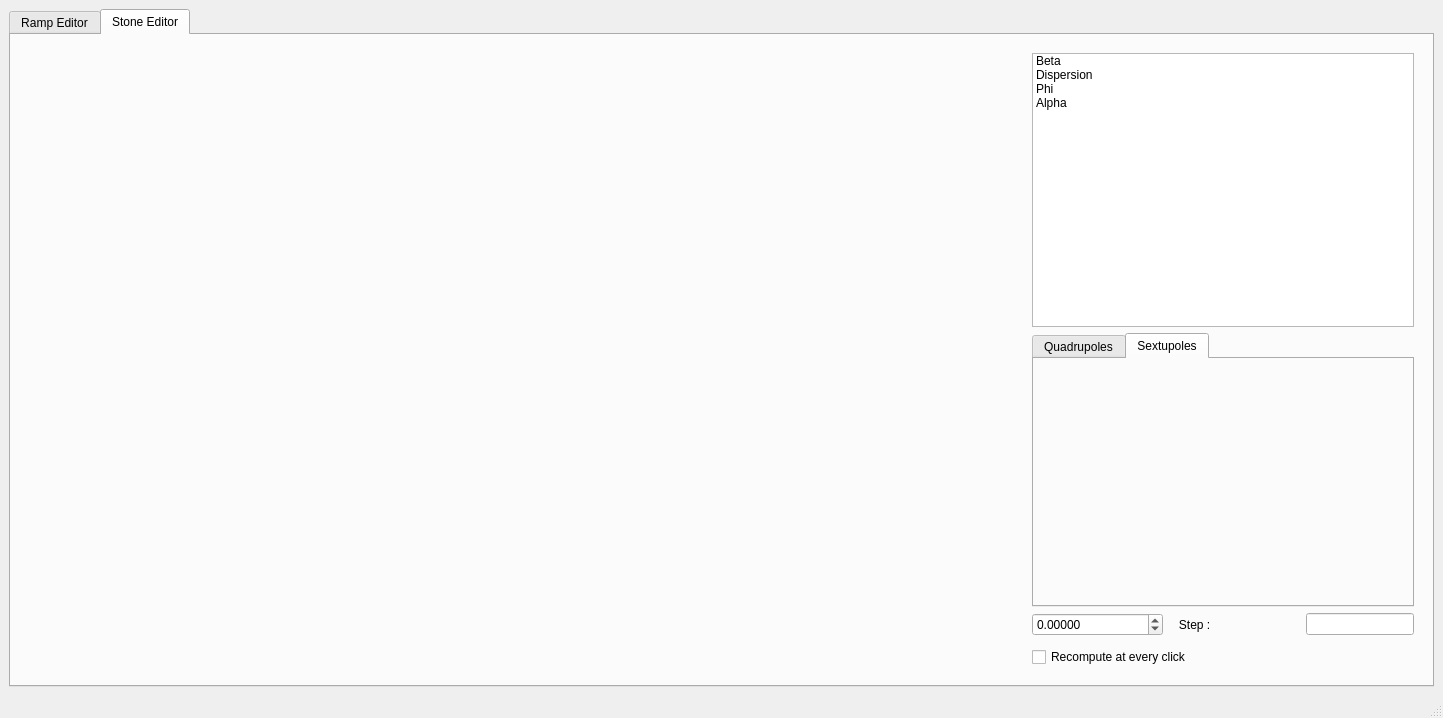
Qt form RampEditor.ui (ydutheil/COSYRampEditor) before a commit.
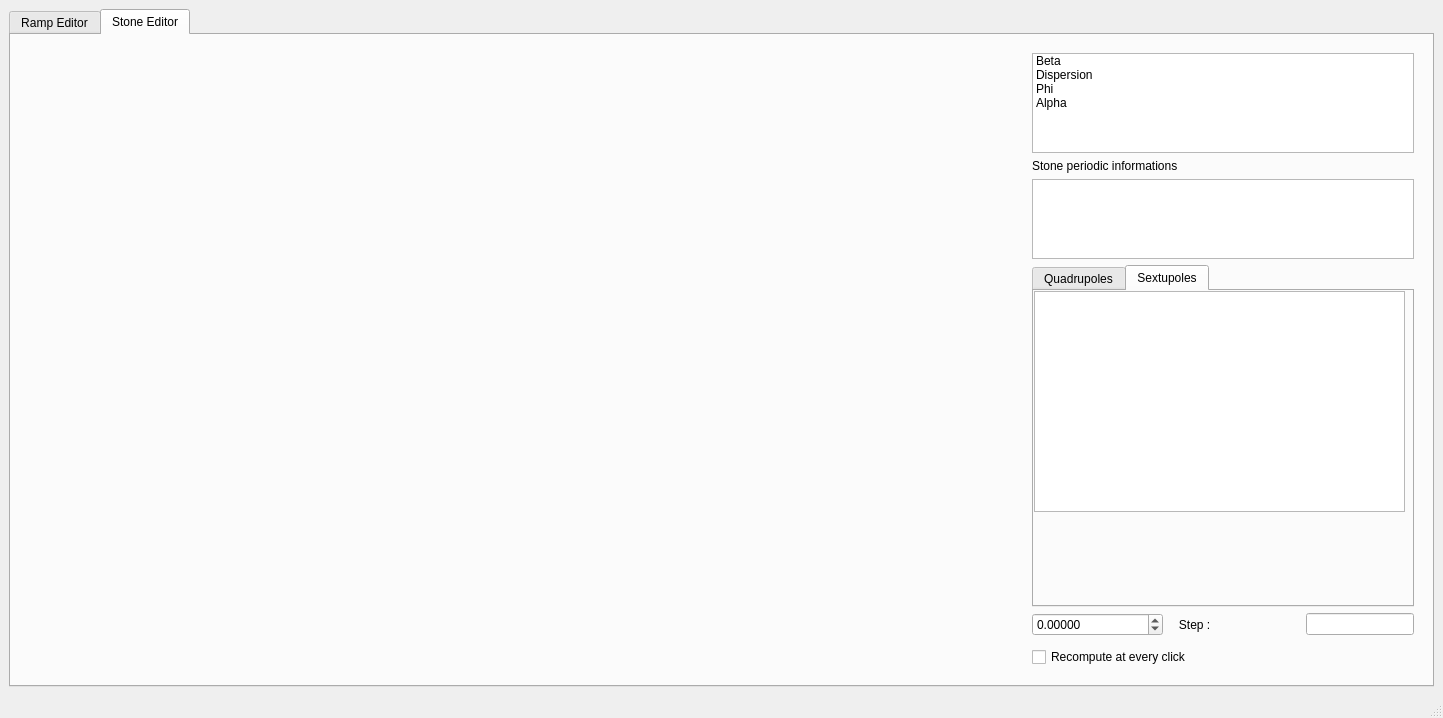
The same form after that commit. The open tabs and pages were chosen to show the change.

Commit message: stone manipulator done

```diff
--- a/RampEditor.ui
+++ b/RampEditor.ui
@@ -173,6 +173,24 @@
           <layout class="QVBoxLayout" name="verticalLayout_2">
            <item>
             <widget class="QListWidget" name="Qlist_PlotSelectorStone">
+             <property name="sizePolicy">
+              <sizepolicy hsizetype="Expanding" vsizetype="Expanding">
+               <horstretch>0</horstretch>
+               <verstretch>0</verstretch>
+              </sizepolicy>
+             </property>
+             <property name="maximumSize">
+              <size>
+               <width>16777215</width>
+               <height>100</height>
+              </size>
+             </property>
+             <property name="baseSize">
+              <size>
+               <width>0</width>
+               <height>0</height>
+              </size>
+             </property>
              <item>
               <property name="text">
                <string>Beta</string>
@@ -195,8 +213,31 @@
              </item>
             </widget>
            </item>
+           <item>
+            <widget class="QLabel" name="label_5">
+             <property name="text">
+              <string>Stone periodic informations</string>
+             </property>
+            </widget>
+           </item>
+           <item>
+            <widget class="QTextEdit" name="textEdit">
+             <property name="maximumSize">
+              <size>
+               <width>16777215</width>
+               <height>80</height>
+              </size>
+             </property>
+            </widget>
+           </item>
            <item>
             <widget class="QTabWidget" name="tabWidget_2">
+             <property name="sizePolicy">
+              <sizepolicy hsizetype="Expanding" vsizetype="Expanding">
+               <horstretch>0</horstretch>
+               <verstretch>1</verstretch>
+              </sizepolicy>
+             </property>
              <property name="currentIndex">
               <number>1</number>
              </property>
@@ -219,6 +260,16 @@
               <attribute name="title">
                <string>Sextupoles</string>
               </attribute>
+              <widget class="QColumnView" name="columnView">
+               <property name="geometry">
+                <rect>
+                 <x>0</x>
+                 <y>0</y>
+                 <width>371</width>
+                 <height>221</height>
+                </rect>
+               </property>
+              </widget>
              </widget>
             </widget>
            </item>
```
Left out of the diff: 12 changed lines with no effect on the pictures. The commit also changes 6 other files.
